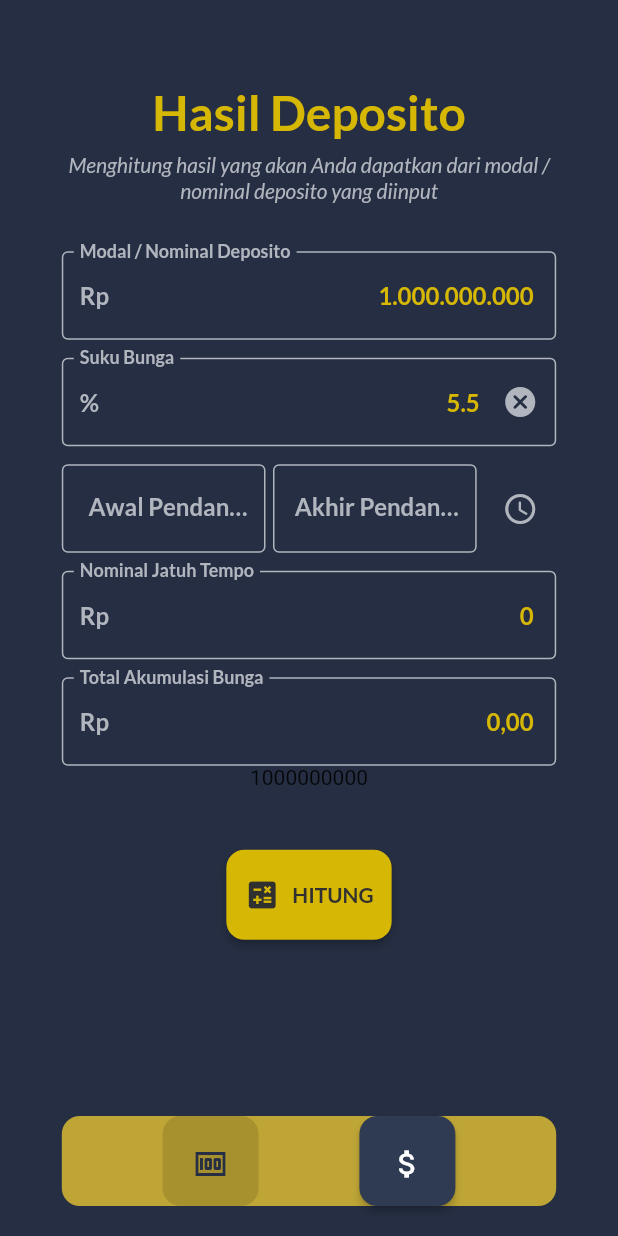
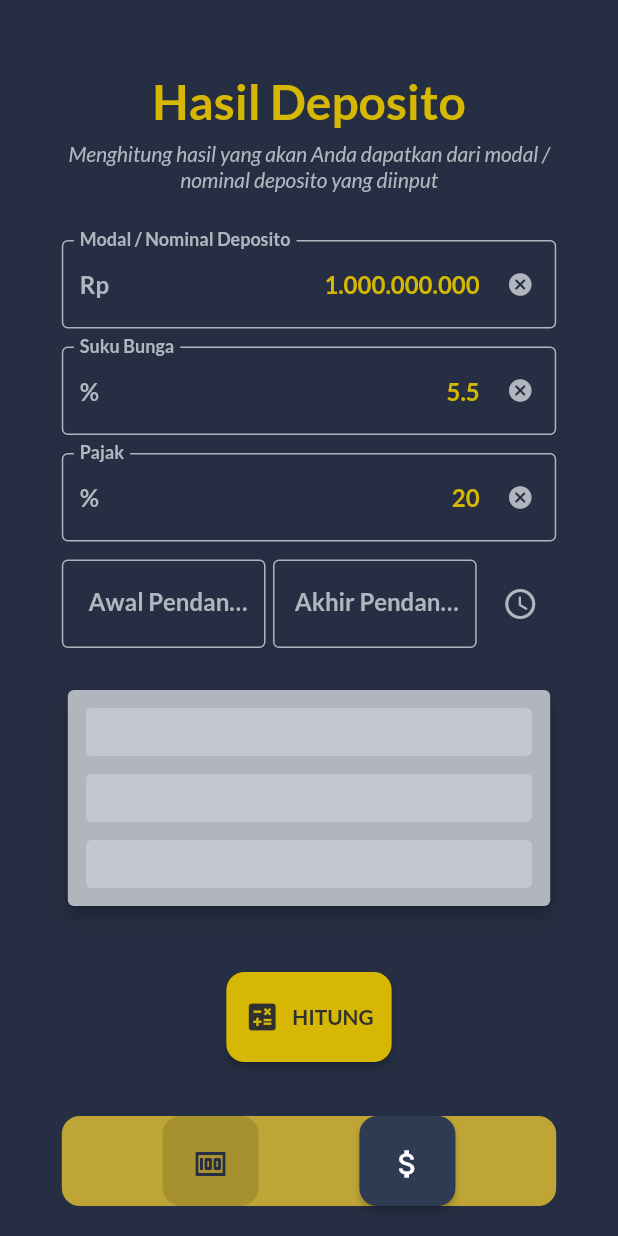
Before and after one commit to projo27/kalkulator_deposito, a Flutter app: the screen it shows after launch, on a phone screen of 412 x 824 dp. Run offline on Flutter 3.47's test engine with Material 2 defaults, Android fonts, the phone set to English and light mode, and no system bars; drawn by our look-alikes of fade_shimmer; our stand-ins replace google_fonts, mask_text_input_formatter.

Commit message:
add result box

```diff
--- a/lib/const.dart
+++ b/lib/const.dart
@@ -26,6 +26,13 @@ class Textstyle {
       color: Colour.text,
       fontWeight: FontWeight.bold,
       fontSize: 32,
+    ),
+  );
+  static TextStyle subtitle = GoogleFonts.lato(
+    textStyle: TextStyle(
+      color: Colour.text,
+      fontWeight: FontWeight.bold,
+      fontSize: 16,
     ),
   );
 }
@@ -63,14 +70,11 @@ InputDecoration inputDecor(
     prefix: prefix,
     suffixIcon: isClearable == true
         ? InkWell(
-            onTap: (controller != null)
-                ? () {
-                    controller.clear();
-                  }
-                : null,
+            onTap: (controller != null) ? () => controller.clear() : null,
             child: Icon(
               Icons.cancel_rounded,
               color: Colour.text,
+              size: 18,
             ),
           )
         : null,
--- a/lib/data_provider.dart
+++ b/lib/data_provider.dart
@@ -33,55 +33,70 @@ class ResultData {
   num nominalFund;
   num interest;
   Datetype dateType;
+  num taxPercent;
   num? resultNominal;
   num? resultInterest;
+  num? resultTax;
 
-  ResultData({
-    required this.nominalFund,
+  ResultData(
+      {required this.nominalFund,
+      required this.interest,
+      required this.dateType,
+      required this.taxPercent,
+      this.resultNominal,
+      this.resultInterest,
+      this.resultTax});
+
+  copywith({
+    num? nominalFund,
+    num? interest,
+    Datetype? dateType,
+    num? taxPercent,
+    num? resultNominal,
+    num? resultInterest,
+    num? resultTax,
+  }) {
+    return ResultData(
+      nominalFund: nominalFund ?? this.nominalFund,
+      interest: interest ?? this.interest,
+      dateType: dateType ?? this.dateType,
+      taxPercent: taxPercent ?? this.taxPercent,
+      resultNominal: resultNominal ?? this.resultNominal,
+      resultInterest: resultInterest ?? this.resultInterest,
+      resultTax: resultTax ?? this.resultTax,
+    );
+  }
+}
+
+class NominalData {
+  num resultInterest;
+  num interest;
+  Datetype dateType;
+  num taxPercent;
+  num? nominalFund;
+  num? resultNominal;
+  num? resultTax;
+
+  NominalData({
+    required this.resultInterest,
     required this.interest,
     required this.dateType,
+    required this.taxPercent,
+    this.nominalFund,
     this.resultNominal,
-    this.resultInterest,
+    this.resultTax,
   });
 
   copywith({
     num? nominalFund,
     num? interest,
     Datetype? dateType,
+    num? taxPercent,
     num? resultNominal,
     num? resultInterest,
-  }) {
-    return ResultData(
-      nominalFund: nominalFund ?? this.nominalFund,
-      interest: interest ?? this.interest,
-      dateType: dateType ?? this.dateType,
-      resultNominal: resultNominal ?? this.resultNominal,
-      resultInterest: resultInterest ?? this.resultInterest,
-    );
-  }
-}
-
-class NominalData {
-  double resultInterest;
-  double interest;
-  Datetype dateType;
-  double? nominalFund;
-  double? resultNominal;
-
-  NominalData({
-    required this.resultInterest,
-    required this.resultNominal,
-    required this.interest,
-    required this.dateType,
-    this.nominalFund,
-  });
-
-  copywith({
-    double? nominalFund,
-    double? interest,
-    Datetype? dateType,
-    double? resultNominal,
-    double? resultInterest,
+    // num? nominalFund,
+    // num? resultNominal,
+    // num? resultTax,
   }) {
     return NominalData(
       nominalFund: nominalFund ?? this.nominalFund,
@@ -89,6 +104,7 @@ class NominalData {
       dateType: dateType ?? this.dateType,
       resultNominal: resultNominal ?? this.resultNominal,
       resultInterest: resultInterest ?? this.resultInterest,
+      taxPercent: taxPercent ?? this.taxPercent,
     );
   }
 }
@@ -154,8 +170,7 @@ class DataProvider extends ChangeNotifier {
     nominalFund: 1000000000,
     interest: 5.50,
     dateType: Datetype.dateRange,
-    resultNominal: null,
-    resultInterest: null,
+    taxPercent: 20,
   );
 
   NominalData _nominalData = NominalData(
@@ -163,7 +178,7 @@ class DataProvider extends ChangeNotifier {
     resultNominal: null,
     interest: 0,
     dateType: Datetype.dateRange,
-    nominalFund: null,
+    taxPercent: 20,
   );
 
   ResultData get resultData => _resultData;
--- a/lib/result_calculator.dart
+++ b/lib/result_calculator.dart
@@ -1,3 +1,4 @@
+import 'package:fade_shimmer/fade_shimmer.dart';
 import 'package:flutter/material.dart';
 import 'package:flutter/services.dart';
 import 'package:kalkulator_deposito/const.dart';
@@ -17,10 +18,9 @@ class ResultCalculator extends StatefulWidget {
 }
 
 class _ResultCalculatorState extends State<ResultCalculator> {
-  late TextEditingController _nominalFundCtrl,
-      _interestCtrl,
-      _resultNominalCtrl,
-      _resultInterestCtrl;
+  late TextEditingController _nominalFundCtrl, _interestCtrl, _taxPercentCtrl;
+
+  bool _loading = true;
 
   CurrencyTextInputFormatter _nominalFundFormatter = CurrencyTextInputFormatter(
           decimalDigits: 0, locale: 'id_ID', symbol: ""),
@@ -44,15 +44,9 @@ class _ResultCalculatorState extends State<ResultCalculator> {
       text: resultData.interest.toString(),
       // text: _interestFormatter.format(resultData.interest.toString()),
     );
-    _resultNominalCtrl = TextEditingController(
-      text: _resultNominalFormatter.format(
-        (resultData.resultNominal ?? 0).toString(),
-      ),
-    );
-    _resultInterestCtrl = TextEditingController(
-      text: _resultInterestFormatter.format(
-        (resultData.resultInterest ?? 0).toString(),
-      ),
+    _taxPercentCtrl = TextEditingController(
+      text: resultData.taxPercent.toString(),
+      // text: _interestFormatter.format(resultData.interest.toString()),
     );
   }
 
@@ -60,8 +54,7 @@ class _ResultCalculatorState extends State<ResultCalculator> {
   void dispose() {
     _nominalFundCtrl.dispose();
     _interestCtrl.dispose();
-    _resultNominalCtrl.dispose();
-    _resultInterestCtrl.dispose();
+    _taxPercentCtrl.dispose();
 
     super.dispose();
   }
@@ -103,8 +96,13 @@ class _ResultCalculatorState extends State<ResultCalculator> {
             textAlign: TextAlign.right,
             style: Textstyle.bodyBold.copyWith(color: Colour.primary),
             cursorColor: Colour.primary,
-            decoration: inputDecor('Modal / Nominal Deposito', '1.000.000',
-                prefix: Text("Rp", style: Textstyle.bodyBold)),
+            decoration: inputDecor(
+              'Modal / Nominal Deposito',
+              '1.000.000',
+              prefix: Text("Rp", style: Textstyle.bodyBold),
+              isClearable: true,
+              controller: _nominalFundCtrl,
+            ),
             inputFormatters: [
               FilteringTextInputFormatter.digitsOnly,
             ],
@@ -112,7 +110,6 @@ class _ResultCalculatorState extends State<ResultCalculator> {
               data.resultData = data.resultData.copywith(
                 nominalFund: num.parse(val),
               );
-              // print(data.resultData.nominalFund);
             },
           ),
         ),
@@ -131,9 +128,13 @@ class _ResultCalculatorState extends State<ResultCalculator> {
             textAlign: TextAlign.right,
             style: Textstyle.bodyBold.copyWith(color: Colour.primary),
             cursorColor: Colour.primary,
-            decoration: inputDecor('Suku Bunga', '5,5 % ',
-                prefix: Text("%", style: Textstyle.bodyBold),
-                isClearable: true),
+            decoration: inputDecor(
+              'Suku Bunga',
+              '5,5 % ',
+              prefix: Text("%", style: Textstyle.bodyBold),
+              isClearable: true,
+              controller: _interestCtrl,
+            ),
             inputFormatters: [
               FilteringTextInputFormatter.allow(RegExp(r"[0-9.,]"))
             ],
@@ -141,7 +142,35 @@ class _ResultCalculatorState extends State<ResultCalculator> {
               data.resultData = data.resultData.copywith(
                 interest: num.tryParse(val),
               );
-              // print(data.resultData.interest);
+            },
+          ),
+        ),
+        const SizedBox(height: 12),
+        Focus(
+          onFocusChange: (isTrue) {
+            if (isTrue) {
+              _interestCtrl.text = data.resultData.interest.toString();
+            } else {
+              _interestCtrl.text = data.resultData.interest.toString();
+            }
+          },
+          child: TextFormField(
+            controller: _taxPercentCtrl,
+            keyboardType: const TextInputType.numberWithOptions(decimal: true),
+            textAlign: TextAlign.right,
+            style: Textstyle.bodyBold.copyWith(color: Colour.primary),
+            cursorColor: Colour.primary,
+            decoration: inputDecor('Pajak', '20 % ',
+                prefix: Text("%", style: Textstyle.bodyBold),
+                isClearable: true,
+                controller: _taxPercentCtrl),
+            inputFormatters: [
+              FilteringTextInputFormatter.allow(RegExp(r"[0-9.,]"))
+            ],
+            onChanged: (val) {
+              data.resultData = data.resultData.copywith(
+                taxPercent: num.tryParse(val),
+              );
             },
           ),
         ),
@@ -157,55 +186,25 @@ class _ResultCalculatorState extends State<ResultCalculator> {
                   data.setDateType(Datetype.dateRange);
                 },
               ),
-        const SizedBox(height: 12),
-        TextFormField(
-          controller: _resultNominalCtrl,
-          keyboardType: TextInputType.number,
-          textAlign: TextAlign.right,
-          style: Textstyle.bodyBold.copyWith(color: Colour.primary),
-          cursorColor: Colour.primary,
-          decoration: inputDecor('Nominal Jatuh Tempo', '1.000.000',
-              prefix: Text("Rp", style: Textstyle.bodyBold)),
-          inputFormatters: [
-            FilteringTextInputFormatter.digitsOnly,
-            _resultNominalFormatter
-          ],
-          onChanged: (val) {
-            data.resultData = data.resultData.copywith(
-              resultNominal: _resultNominalFormatter.getUnformattedValue(),
-            );
-            print(data.resultData.resultNominal);
-          },
+        const SizedBox(height: 24),
+        Card(
+          elevation: 4,
+          color: Colour.text,
+          child: Container(
+            width: MediaQuery.of(context).size.width,
+            padding: const EdgeInsets.all(12),
+            child: _loading ? const LoaderShimmer() : const Result(),
+          ),
         ),
-        const SizedBox(height: 12),
-        TextFormField(
-          controller: _resultInterestCtrl,
-          keyboardType: TextInputType.number,
-          textAlign: TextAlign.right,
-          style: Textstyle.bodyBold.copyWith(color: Colour.primary),
-          cursorColor: Colour.primary,
-          decoration: inputDecor(
-            'Total Akumulasi Bunga',
-            '',
-            prefix: Text("Rp", style: Textstyle.bodyBold),
-          ),
-          inputFormatters: [
-            FilteringTextInputFormatter.digitsOnly,
-            _resultInterestFormatter
-          ],
-          onChanged: (val) {
-            data.resultData = data.resultData.copywith(
-              resultInterest: _resultInterestFormatter.getUnformattedValue(),
-            );
-            print(data.resultData.resultInterest);
-          },
-        ),
-        Text(data.resultData.nominalFund.toString()),
         const SizedBox(height: 40),
         SizedBox(
           height: 60,
           child: ElevatedButton.icon(
-            onPressed: () {},
+            onPressed: () {
+              setState(() {
+                _loading = !_loading;
+              });
+            },
             icon: Icon(
               Icons.calculate,
               color: Colour.textAccent,
@@ -229,6 +228,90 @@ class _ResultCalculatorState extends State<ResultCalculator> {
   }
 }
 
+class Result extends StatelessWidget {
+  const Result({Key? key}) : super(key: key);
+
+  @override
+  Widget build(BuildContext context) {
+    return Column(
+      crossAxisAlignment: CrossAxisAlignment.start,
+      children: [
+        Text(
+          "Nominal Saat Jatuh Tempo",
+          style: Textstyle.subtitle.copyWith(color: Colour.textAccent),
+        ),
+        Text(
+          "Total Akumulasi Bunga",
+          style: Textstyle.subtitle.copyWith(color: Colour.textAccent),
+        ),
+        const Divider(),
+        Row(
+          mainAxisSize: MainAxisSize.max,
+          mainAxisAlignment: MainAxisAlignment.spaceBetween,
+          children: [
+            IconButton(
+              onPressed: () {},
+              icon: const Icon(
+                Icons.info_outline,
+                size: 24,
+              ),
+              color: Colour.backgroundContainer,
+            ),
+            IconButton(
+              onPressed: () {},
+              icon: const Icon(
+                Icons.share,
+                size: 24,
+              ),
+              color: Colour.backgroundContainer,
+            ),
+          ],
+        ),
+      ],
+    );
+  }
+}
+
+class LoaderShimmer extends StatelessWidget {
+  const LoaderShimmer({
+    Key? key,
+  }) : super(key: key);
+
+  @override
+  Widget build(BuildContext context) {
+    return Column(
+      children: [
+        FadeShimmer(
+          height: 32,
+          width: MediaQuery.of(context).size.width,
+          radius: 4,
+          highlightColor: Colour.text,
+          baseColor: Colors.white24,
+          millisecondsDelay: 10,
+        ),
+        const SizedBox(height: 12),
+        FadeShimmer(
+          height: 32,
+          width: MediaQuery.of(context).size.width,
+          radius: 4,
+          highlightColor: Colour.text,
+          baseColor: Colors.white24,
+          millisecondsDelay: 110,
+        ),
+        const SizedBox(height: 12),
+        FadeShimmer(
+          height: 32,
+          width: MediaQuery.of(context).size.width,
+          radius: 4,
+          highlightColor: Colour.text,
+          baseColor: Colors.white24,
+          millisecondsDelay: 210,
+        ),
+      ],
+    );
+  }
+}
+
 var thousandFormatter = MaskTextInputFormatter(
   mask: '###.###.###',
   filter: {'#': RegExp(r'[0-9]')},
--- a/pubspec.yaml
+++ b/pubspec.yaml
@@ -38,6 +38,8 @@ dependencies:
   intl: ^0.17.0
   provider: ^6.0.3
   mask_text_input_formatter: ^2.3.0
+  flutter_shimmer: ^2.1.2
+  fade_shimmer: ^2.0.1
 
 dev_dependencies:
   flutter_test:
```
Also changed, not shown: lib/main.dart (+9 -4 lines), pubspec.lock.
